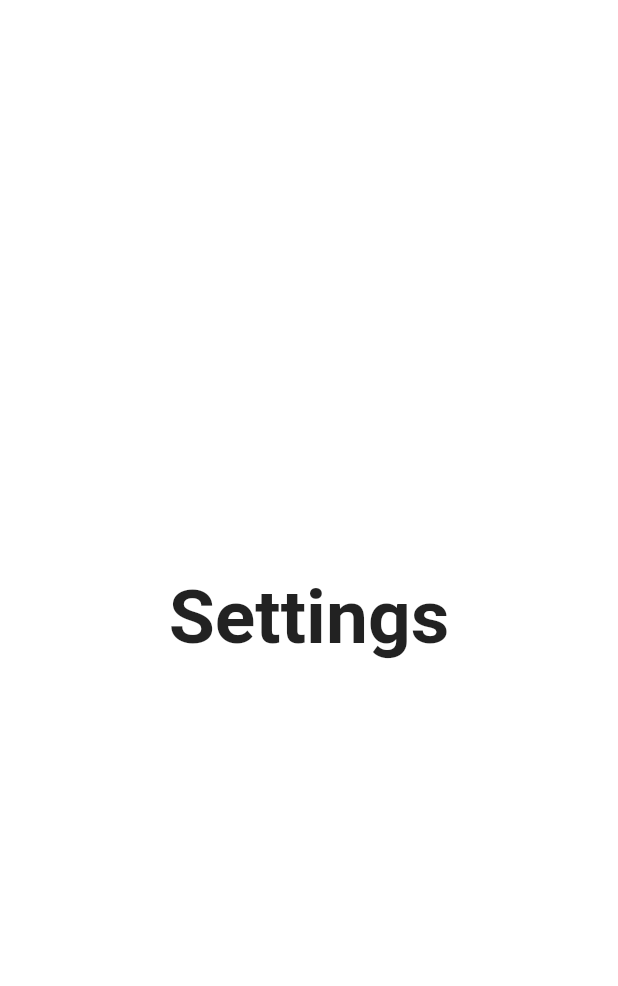
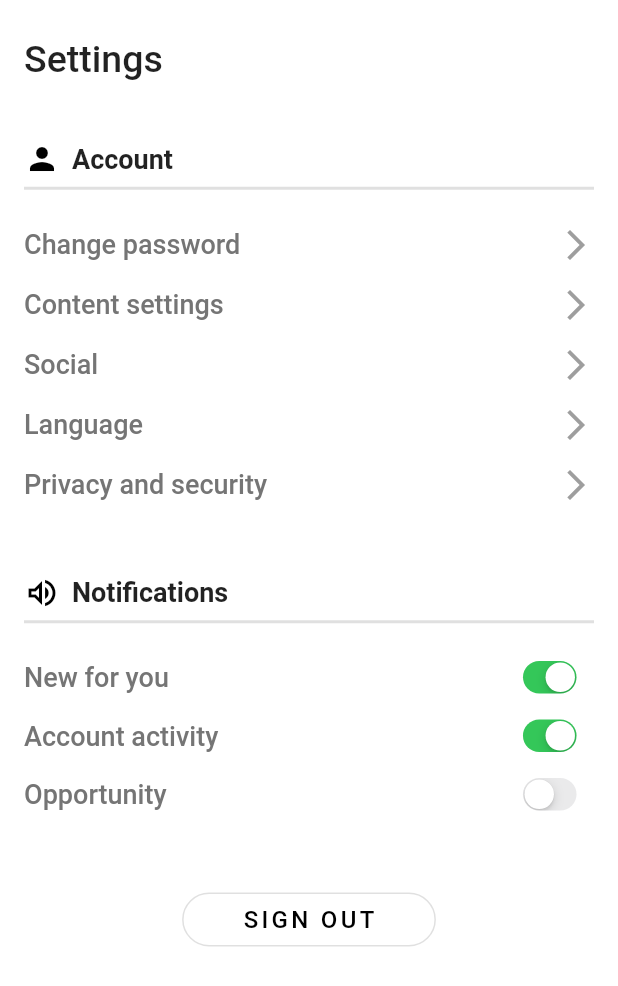
Before and after one commit to Wardason/Made-My-Fit, a Flutter app: the SettingScreen screen opened by its route, on a phone screen of 412 x 824 dp. Shown: the top 986 px of the screen. Run offline on Flutter 3.47's test engine with Material 2 defaults, Android fonts, the phone set to English and light mode, and no system bars; our stand-ins replace firebase_auth, firebase_core, modal_progress_hud_nsn; accounts and stored records are empty.

Commit message:
setting page ui design and refactoring model page (former add page)

```diff
--- /dev/null
+++ b/lib/components/settings_option_row.dart
@@ -0,0 +1,76 @@
+import 'package:flutter/material.dart';
+import 'package:flutter/cupertino.dart';
+
+GestureDetector buildAccountOptionRow(BuildContext context, String title) {
+  return GestureDetector(
+    onTap: () {
+      showDialog(
+        context: context,
+        builder: (BuildContext context) {
+          return AlertDialog(
+            title: Text(title),
+            content: Column(
+              mainAxisSize: MainAxisSize.min,
+              children: <Widget>[
+                Text('Option 1'),
+                Text('Option 2'),
+                Text('Option 3'),
+              ],
+            ),
+            actions: <Widget>[
+              FlatButton(
+                onPressed: () {
+                  Navigator.of(context).pop();
+                },
+                child: Text('Close'),
+              ),
+            ],
+          );
+        },
+      );
+    },
+    child: Padding(
+      padding: const EdgeInsets.symmetric(vertical: 8.0),
+      child: Row(
+        mainAxisAlignment: MainAxisAlignment.spaceBetween,
+        children: <Widget>[
+          Text(
+            title,
+            style: TextStyle(
+              fontSize: 18,
+              fontWeight: FontWeight.w500,
+              color: Colors.grey[600],
+            ),
+          ),
+          Icon(
+            Icons.arrow_forward_ios,
+            color: Colors.grey,
+          ),
+        ],
+      ),
+    ),
+  );
+}
+
+Row buildNotificationOptionRow(String title, bool isActive) {
+  return Row(
+    mainAxisAlignment: MainAxisAlignment.spaceBetween,
+    children: <Widget>[
+      Text(
+        title,
+        style: TextStyle(
+          fontSize: 18,
+          fontWeight: FontWeight.w500,
+          color: Colors.grey[600],
+        ),
+      ),
+      Transform.scale(
+        scale: 0.7,
+        child: CupertinoSwitch(
+          value: isActive,
+          onChanged: (bool val) {},
+        ),
+      ),
+    ],
+  );
+}
--- a/lib/screens/setting_screen.dart
+++ b/lib/screens/setting_screen.dart
@@ -1,4 +1,7 @@
+import 'package:flutter/cupertino.dart';
 import 'package:flutter/material.dart';
+import 'package:made_my_fit/components/settings_option_row.dart';
+import 'package:made_my_fit/screens/all_imports.dart';
 
 class SettingScreen extends StatefulWidget {
   static const String id = 'setting_screen';
@@ -12,13 +15,96 @@ class _SettingScreenState extends State<SettingScreen> {
   Widget build(BuildContext context) {
     return Scaffold(
       backgroundColor: Colors.white,
-      body: Center(
-        child: Text(
-          'Settings',
-          style: TextStyle(
-            fontSize: 50,
-            fontWeight: FontWeight.bold,
-          ),
+      body: Container(
+        padding: EdgeInsets.only(left: 16, top: 25, right: 16),
+        child: ListView(
+          children: <Widget>[
+            Text(
+              'Settings',
+              style: TextStyle(
+                fontSize: 25,
+                fontWeight: FontWeight.w500,
+              ),
+            ),
+            SizedBox(
+              height: 40,
+            ),
+            Row(
+              children: <Widget>[
+                Icon(
+                  Icons.person,
+                  color: Colors.black,
+                ),
+                SizedBox(
+                  width: 8,
+                ),
+                Text(
+                  'Account',
+                  style: TextStyle(fontSize: 18, fontWeight: FontWeight.bold),
+                ),
+              ],
+            ),
+            Divider(
+              height: 15,
+              thickness: 2,
+            ),
+            SizedBox(
+              height: 10,
+            ),
+            buildAccountOptionRow(context, 'Change password'),
+            buildAccountOptionRow(context, 'Content settings'),
+            buildAccountOptionRow(context, 'Social'),
+            buildAccountOptionRow(context, 'Language'),
+            buildAccountOptionRow(context, 'Privacy and security'),
+            SizedBox(
+              height: 40,
+            ),
+            Row(
+              children: <Widget>[
+                Icon(
+                  Icons.volume_up_outlined,
+                  color: Colors.black,
+                ),
+                SizedBox(
+                  width: 8,
+                ),
+                Text(
+                  'Notifications',
+                  style: TextStyle(fontSize: 18, fontWeight: FontWeight.bold),
+                ),
+              ],
+            ),
+            Divider(
+              height: 15,
+              thickness: 2,
+            ),
+            SizedBox(
+              height: 10,
+            ),
+            buildNotificationOptionRow('New for you', true),
+            buildNotificationOptionRow('Account activity', true),
+            buildNotificationOptionRow('Opportunity', false),
+            SizedBox(
+              height: 40,
+            ),
+            Center(
+              child: OutlineButton(
+                padding: EdgeInsets.symmetric(horizontal: 40),
+                shape: RoundedRectangleBorder(
+                  borderRadius: BorderRadius.circular(20),
+                ),
+                onPressed: () async {
+                  Navigator.pushNamed(context, WelcomeScreen.id);
+                  //await FirebaseAuth.instance.signOut();
+                },
+                child: Text(
+                  'SIGN OUT',
+                  style: TextStyle(
+                      fontSize: 16, letterSpacing: 2.2, color: Colors.black),
+                ),
+              ),
+            ),
+          ],
         ),
       ),
     );
```
Also changed, not shown: lib/screens/model_screen.dart (+6 -75 lines).
